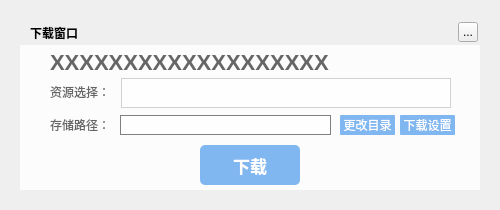
Before: the Qt Designer form TTKCore/musicUi/musicWidget/musicdownloadwidget.ui in Greedysky/TTKMusicPlayer, drawn with Qt 5.
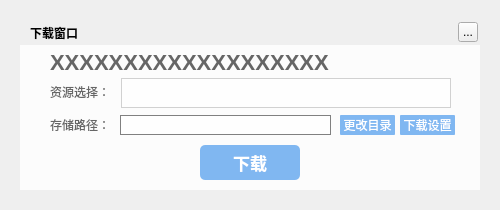
After: the same form once the commit is applied. Custom widgets are drawn as their Qt base class.

Patch:
```diff
--- a/TTKCore/musicUi/musicWidget/musicdownloadwidget.ui
+++ b/TTKCore/musicUi/musicWidget/musicdownloadwidget.ui
@@ -147,7 +147,7 @@
       <x>180</x>
       <y>100</y>
       <width>100</width>
-      <height>40</height>
+      <height>35</height>
      </rect>
     </property>
     <property name="cursor">
```
